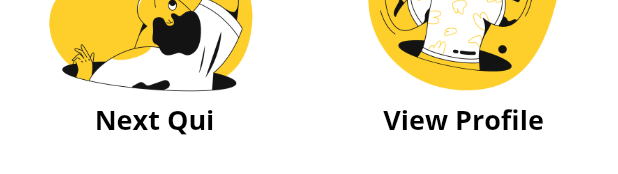
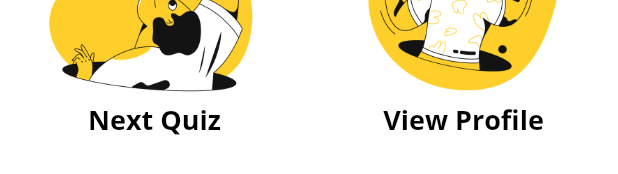
Before and after one commit to saurabhgrewal718/Quiz-app-, a Flutter app: the Result widget shown alone on an empty page, opened directly with empty values, on a phone screen of 412 x 824 dp. Shown: the part 1052-1226 px from the top of the screen. Run offline on Flutter 3.47's test engine with Material 2 defaults, Android fonts, the light colour scheme and no system bars; our stand-ins replace google_fonts; network calls fail.

Commit message:
changes to thw ui

```diff
--- a/quizapp/lib/src/pages/quiz/result.dart
+++ b/quizapp/lib/src/pages/quiz/result.dart
@@ -1,5 +1,8 @@
 import 'package:flutter/material.dart';
+import 'package:flutter/services.dart';
 import 'package:google_fonts/google_fonts.dart';
+import 'package:quizapp/src/pages/home/home_page.dart';
+import 'package:quizapp/src/pages/scores/score.dart';
 
 class Result extends StatelessWidget {
   final int resultScore;
@@ -46,14 +49,19 @@ class Result extends StatelessWidget {
               child: Row(
                 mainAxisAlignment: MainAxisAlignment.spaceEvenly,
                 children: [
-                  Container(
+                  GestureDetector(
+                     onTap: (){
+                       Navigator.of(context).pushReplacementNamed(HomePage.routeName);
+                       HapticFeedback.vibrate();
+                     },
+                     child: Container(
                       width: MediaQuery.of(context).size.width*0.5,
                       padding: EdgeInsets.all(10),
                       child: Column(
                         children: [
                           Image.asset("assets/images/more.png"),
                           Center(
-                          child:Text("Next Qui" ,
+                            child:Text("Next Quiz" ,
                             style: GoogleFonts.openSans(
                               textStyle: TextStyle(
                                   color: Colors.black,
@@ -64,7 +72,13 @@ class Result extends StatelessWidget {
                         ],
                       )
                     ),
-                  Container(
+                  ),
+                  GestureDetector(
+                    onTap: (){
+                      Navigator.of(context).pushReplacementNamed(ScorePage.routeName);
+                      HapticFeedback.vibrate();
+                    },
+                      child: Container(
                       width: MediaQuery.of(context).size.width*0.5,
                       padding: EdgeInsets.all(10),
                       child: Column(
@@ -81,6 +95,7 @@ class Result extends StatelessWidget {
                           )
                         ],
                       )
+                    ),
                   )
                 ],
               ),
```
Also changed, not shown: quizapp/lib/src/pages/game/game.dart (line endings or trailing spaces). Lines whose indentation alone changed are shown as unchanged.
